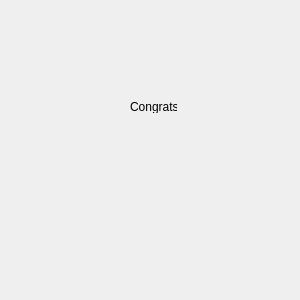
Above: CubeCelebration.ui from University-of-Utah-CS3505/a9-an-educational-app-rj-davidson before the change. Below: the same form after it.
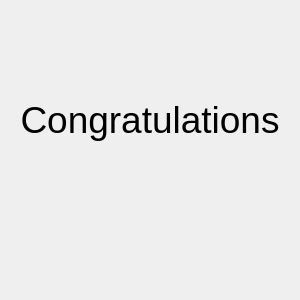
That is the form after the change. Icons and pictures are not drawn.

Commit message: Stylized Celebration and Added Header Comments

Diff of the .ui file:
```diff
--- a/CubeCelebration.ui
+++ b/CubeCelebration.ui
@@ -38,14 +38,22 @@
   <widget class="QLabel" name="label">
    <property name="geometry">
     <rect>
-     <x>130</x>
-     <y>100</y>
-     <width>47</width>
-     <height>13</height>
+     <x>20</x>
+     <y>20</y>
+     <width>260</width>
+     <height>200</height>
     </rect>
    </property>
+   <property name="font">
+    <font>
+     <pointsize>28</pointsize>
+    </font>
+   </property>
    <property name="text">
-    <string>Congrats</string>
+    <string>Congratulations</string>
+   </property>
+   <property name="alignment">
+    <set>Qt::AlignCenter</set>
    </property>
   </widget>
  </widget>
```
The commit also changes 22 other files.
